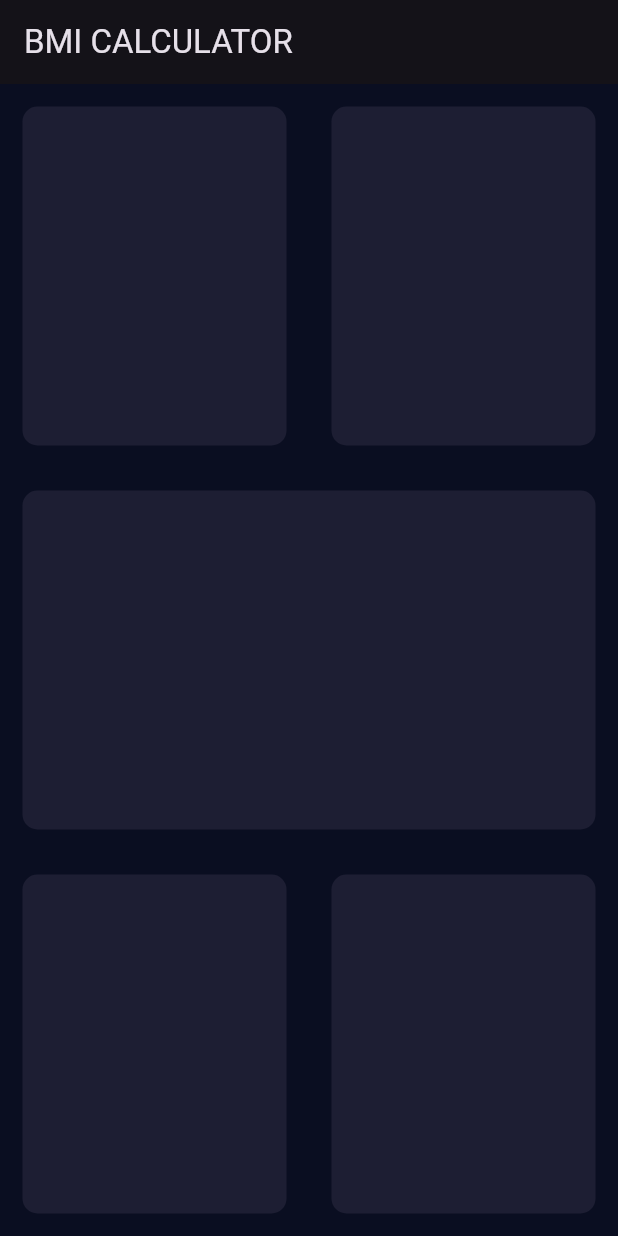
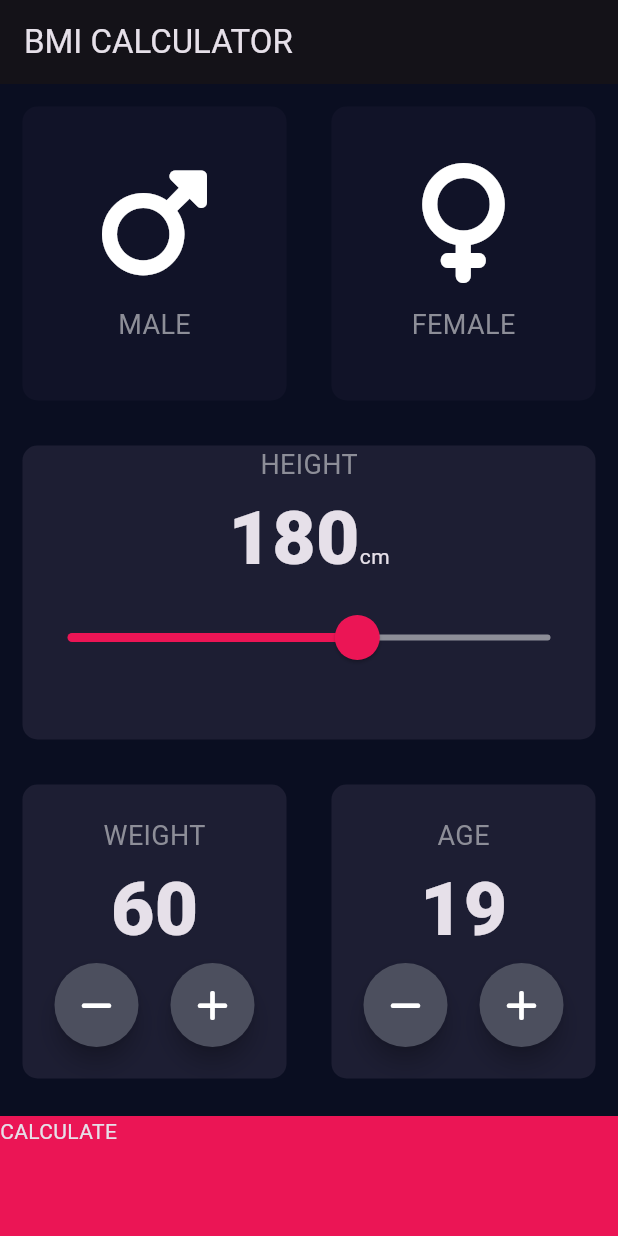
Before and after one commit to maganahalli/flutter-BMI-Calulator, a Flutter app: the screen it shows after launch, on a phone screen of 412 x 824 dp. Run offline on Flutter 3.47's test engine with Material 3 defaults, Android fonts, the phone set to English and light mode, and no system bars; our stand-ins replace font_awesome_flutter.

Commit message:
Basic Navigation - BMI Calculator
Basic Navigation - BMI Calculator

```diff
--- /dev/null
+++ b/lib/constants.dart
@@ -0,0 +1,13 @@
+import 'package:flutter/material.dart';
+
+const kBottomContainerHeight = 80.0;
+const kActiveCardColour = Color(0xFF1D1E33);
+const kInactiveCardColour = Color(0xFF111328);
+const kBottomContainerColour = Color(0xFFEB1555);
+
+const kLabelTextStyle = TextStyle(
+  fontSize: 18.0,
+  color: Color(0xFF8D8E98),
+);
+
+const kNumberTextStyle = TextStyle(fontSize: 50.0, fontWeight: FontWeight.w900);
--- /dev/null
+++ b/lib/icon_content.dart
@@ -0,0 +1,30 @@
+import 'package:flutter/material.dart';
+
+import 'constants.dart';
+
+class IconContent extends StatelessWidget {
+  final IconData icon;
+  final String label;
+
+  IconContent(this.icon, this.label);
+
+  @override
+  Widget build(BuildContext context) {
+    return Column(
+      mainAxisAlignment: MainAxisAlignment.center,
+      children: <Widget>[
+        Icon(
+          icon,
+          size: 80.0,
+        ),
+        SizedBox(
+          height: 15.0,
+        ),
+        Text(
+          label,
+          style: kLabelTextStyle,
+        )
+      ],
+    );
+  }
+}
--- a/lib/input_page.dart
+++ b/lib/input_page.dart
@@ -1,4 +1,13 @@
+import 'package:bmi_calculator/results_page.dart';
 import 'package:flutter/material.dart';
+import 'package:font_awesome_flutter/font_awesome_flutter.dart';
+
+import 'constants.dart';
+import 'icon_content.dart';
+import 'reusable_card.dart';
+import 'round_icon_button.dart';
+
+enum Gender { MALE, FEMALE, UNKNOWN }
 
 class InputPage extends StatefulWidget {
   @override
@@ -6,6 +15,11 @@ class InputPage extends StatefulWidget {
 }
 
 class _InputPageState extends State<InputPage> {
+  Gender selectedGender = Gender.UNKNOWN;
+  int height = 180;
+  int weight = 60;
+  int age = 19;
+
   @override
   Widget build(BuildContext context) {
     return Scaffold(
@@ -15,28 +29,82 @@ class _InputPageState extends State<InputPage> {
           ),
         ),
         body: Column(
+          crossAxisAlignment: CrossAxisAlignment.stretch,
           children: <Widget>[
             Expanded(
                 child: Row(
               children: <Widget>[
                 Expanded(
-                  child: Container(
-                    margin: EdgeInsets.all(15.0),
-                    decoration: BoxDecoration(
-                      borderRadius: BorderRadius.circular(10.0),
-                      color: Color(0xFF1D1E33),
-                    ),
+                  child: ReusableCard(
+                    onPressed: () {
+                      setState(() {
+                        selectedGender = Gender.MALE;
+                      });
+                    },
+                    colour: selectedGender == Gender.MALE
+                        ? kActiveCardColour
+                        : kInactiveCardColour,
+                    cardChild: IconContent(FontAwesomeIcons.mars, 'MALE'),
                   ),
                 ),
                 Expanded(
                     child: ReusableCard(
-                  colour: Color(0xFF1D1E33),
+                  onPressed: () {
+                    setState(() {
+                      selectedGender = Gender.FEMALE;
+                    });
+                  },
+                  colour: selectedGender == Gender.FEMALE
+                      ? kActiveCardColour
+                      : kInactiveCardColour,
+                  cardChild: IconContent(FontAwesomeIcons.venus, 'FEMALE'),
                 )),
               ],
             )),
             Expanded(
               child: ReusableCard(
-                colour: Color(0xFF1D1E33),
+                onPressed: () {},
+                colour: kActiveCardColour,
+                cardChild: Column(
+                  children: <Widget>[
+                    Text(
+                      'HEIGHT',
+                      style: kLabelTextStyle,
+                    ),
+                    Row(
+                      mainAxisAlignment: MainAxisAlignment.center,
+                      crossAxisAlignment: CrossAxisAlignment.baseline,
+                      textBaseline: TextBaseline.alphabetic,
+                      children: <Widget>[
+                        Text(height.toString(), style: kNumberTextStyle),
+                        Text('cm')
+                      ],
+                    ),
+                    SliderTheme(
+                      data: SliderTheme.of(context).copyWith(
+                        inactiveTrackColor: Color(0xFF8D8E98),
+                        activeTrackColor: Colors.white,
+                        thumbColor: Color(0xFFEB1555),
+                        overlayColor: Color(0x29EB1555),
+                        thumbShape:
+                            RoundSliderThumbShape(enabledThumbRadius: 15.0),
+                        overlayShape:
+                            RoundSliderOverlayShape(overlayRadius: 30.0),
+                      ),
+                      child: Slider(
+                        value: height.toDouble(),
+                        min: 120.0,
+                        max: 220.0,
+                        activeColor: Color(0xFFEB1555),
+                        onChanged: (double newValue) {
+                          setState(() {
+                            height = newValue.round();
+                          });
+                        },
+                      ),
+                    )
+                  ],
+                ),
               ),
             ),
             Expanded(
@@ -44,31 +112,98 @@ class _InputPageState extends State<InputPage> {
               children: <Widget>[
                 Expanded(
                     child: ReusableCard(
-                  colour: Color(0xFF1D1E33),
+                  onPressed: () {},
+                  colour: kActiveCardColour,
+                  cardChild: Column(
+                    mainAxisAlignment: MainAxisAlignment.center,
+                    children: <Widget>[
+                      Text(
+                        'WEIGHT',
+                        style: kLabelTextStyle,
+                      ),
+                      Text(
+                        weight.toString(),
+                        style: kNumberTextStyle,
+                      ),
+                      Row(
+                        mainAxisAlignment: MainAxisAlignment.spaceEvenly,
+                        children: [
+                          RoundIconButton(
+                            icon: FontAwesomeIcons.minus,
+                            onPressed: () {
+                              setState(() {
+                                weight--;
+                              });
+                            },
+                          ),
+                          RoundIconButton(
+                            icon: FontAwesomeIcons.plus,
+                            onPressed: () {
+                              setState(() {
+                                weight++;
+                              });
+                            },
+                          ),
+                        ],
+                      ),
+                    ],
+                  ),
                 )),
                 Expanded(
                     child: ReusableCard(
-                  colour: Color(0xFF1D1E33),
+                  onPressed: () {},
+                  colour: kActiveCardColour,
+                  cardChild: Column(
+                    mainAxisAlignment: MainAxisAlignment.center,
+                    children: <Widget>[
+                      Text(
+                        'AGE',
+                        style: kLabelTextStyle,
+                      ),
+                      Text(
+                        age.toString(),
+                        style: kNumberTextStyle,
+                      ),
+                      Row(
+                        mainAxisAlignment: MainAxisAlignment.spaceEvenly,
+                        children: [
+                          RoundIconButton(
+                            icon: FontAwesomeIcons.minus,
+                            onPressed: () {
+                              setState(() {
+                                age--;
+                              });
+                            },
+                          ),
+                          RoundIconButton(
+                            icon: FontAwesomeIcons.plus,
+                            onPressed: () {
+                              setState(() {
+                                age++;
+                              });
+                            },
+                          ),
+                        ],
+                      ),
+                    ],
+                  ),
                 )),
               ],
             )),
+            GestureDetector(
+              onTap: () {
+                Navigator.push(context,
+                    MaterialPageRoute(builder: (context) => ResultsPage()));
+              },
+              child: Container(
+                child: Text('CALCULATE'),
+                color: kBottomContainerColour,
+                margin: EdgeInsets.only(top: 10.0),
+                width: double.infinity,
+                height: kBottomContainerHeight,
+              ),
+            )
           ],
         ));
   }
 }
-
-class ReusableCard extends StatelessWidget {
-  Color colour;
-  ReusableCard({required this.colour});
-
-  @override
-  Widget build(BuildContext context) {
-    return Container(
-      margin: EdgeInsets.all(15.0),
-      decoration: BoxDecoration(
-        borderRadius: BorderRadius.circular(10.0),
-        color: colour,
-      ),
-    );
-  }
-}
--- /dev/null
+++ b/lib/results_page.dart
@@ -0,0 +1,15 @@
+import 'package:flutter/material.dart';
+
+class ResultsPage extends StatelessWidget {
+  const ResultsPage({super.key});
+
+  @override
+  Widget build(BuildContext context) {
+    return Scaffold(
+      appBar: AppBar(
+        title: Text('BMI CALCULATOR'),
+      ),
+      body: Text('Results Summary'),
+    );
+  }
+}
--- /dev/null
+++ b/lib/reusable_card.dart
@@ -0,0 +1,25 @@
+import 'package:flutter/material.dart';
+
+class ReusableCard extends StatelessWidget {
+  final Color colour;
+  final Widget cardChild;
+  final Function() onPressed;
+
+  ReusableCard(
+      {required this.colour, required this.cardChild, required this.onPressed});
+
+  @override
+  Widget build(BuildContext context) {
+    return GestureDetector(
+      onTap: onPressed,
+      child: Container(
+        child: cardChild,
+        margin: EdgeInsets.all(15.0),
+        decoration: BoxDecoration(
+          borderRadius: BorderRadius.circular(10.0),
+          color: colour,
+        ),
+      ),
+    );
+  }
+}
--- /dev/null
+++ b/lib/round_icon_button.dart
@@ -0,0 +1,22 @@
+import 'package:flutter/material.dart';
+
+class RoundIconButton extends StatelessWidget {
+  RoundIconButton({required this.icon, required this.onPressed});
+
+  final IconData icon;
+  final Function() onPressed;
+
+  @override
+  Widget build(BuildContext context) {
+    return RawMaterialButton(
+        child: Icon(icon),
+        elevation: 6.0,
+        constraints: BoxConstraints.tightFor(
+          width: 56.0,
+          height: 56.0,
+        ),
+        shape: CircleBorder(),
+        fillColor: Color(0xFF4C4F5E),
+        onPressed: onPressed);
+  }
+}
--- a/pubspec.yaml
+++ b/pubspec.yaml
@@ -11,6 +11,7 @@ dependencies:
     sdk: flutter
 
   cupertino_icons: ^1.0.8
+  font_awesome_flutter: ^10.7.0
 
 dev_dependencies:
   flutter_test:
```
Also changed, not shown: pubspec.lock, 1 other file.
